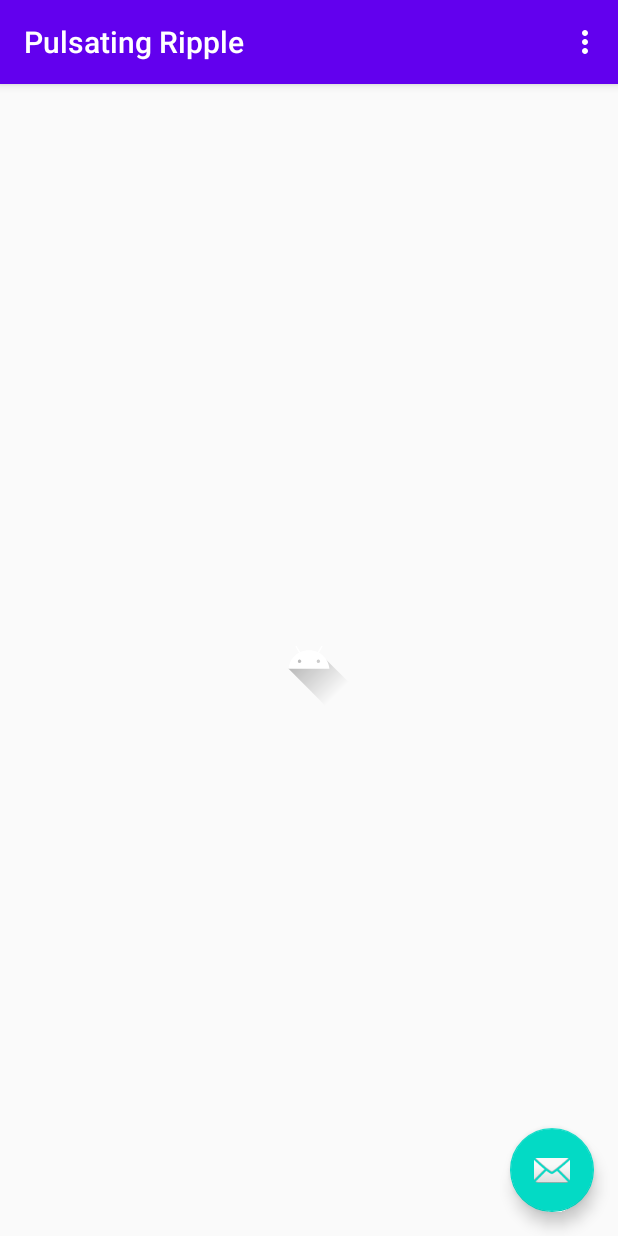
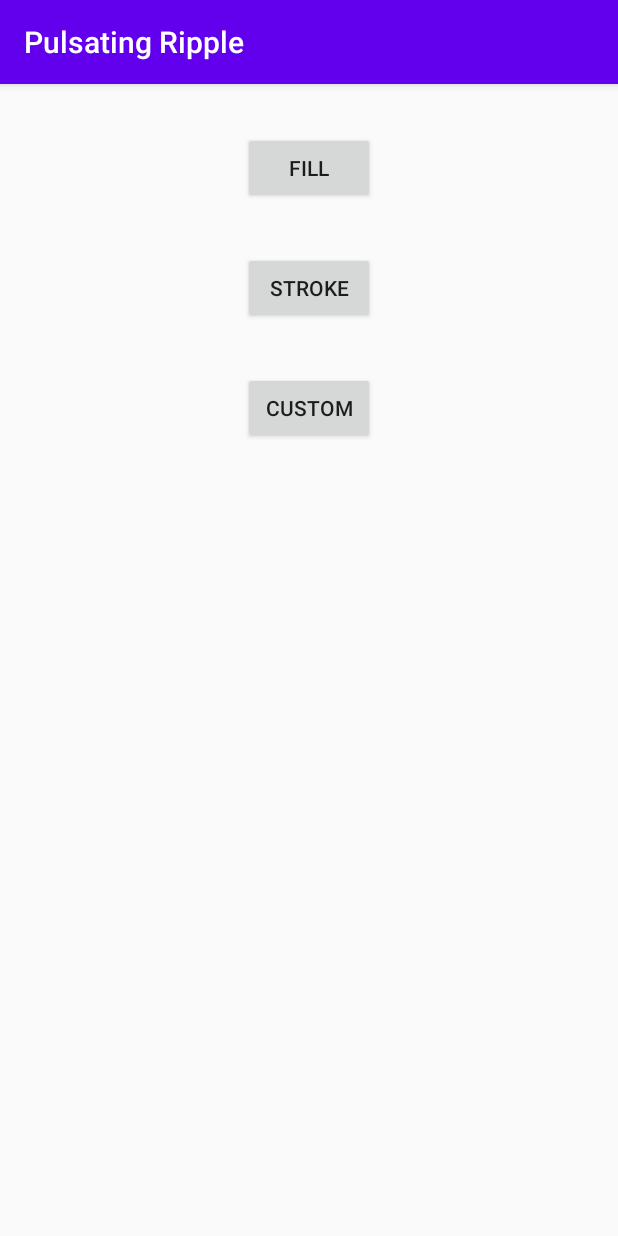
Before and after one commit to invissvenska/Pulsating-Ripple, an Android app: the screen it shows after launch (MainActivity), on a phone screen of 412 x 824 dp. Run offline under Robolectric (Android 15) with nearby library versions, the phone set to English and light mode, and no system bars.

Commit message:
structured samples

```diff
--- a/app/src/main/java/nl/invissvenska/pulsatingripple/FirstFragment.java
+++ /dev/null
@@ -1,76 +0,0 @@
-package nl.invissvenska.pulsatingripple;
-
-import android.animation.Animator;
-import android.animation.AnimatorSet;
-import android.animation.ObjectAnimator;
-import android.os.Bundle;
-import android.os.Handler;
-import android.view.LayoutInflater;
-import android.view.View;
-import android.view.ViewGroup;
-import android.view.animation.AccelerateDecelerateInterpolator;
-import android.widget.ImageView;
-
-import androidx.annotation.NonNull;
-import androidx.fragment.app.Fragment;
-import androidx.navigation.fragment.NavHostFragment;
-
-import java.util.ArrayList;
-
-public class FirstFragment extends Fragment {
-
-    @Override
-    public View onCreateView(
-            LayoutInflater inflater, ViewGroup container,
-            Bundle savedInstanceState
-    ) {
-        // Inflate the layout for this fragment
-        return inflater.inflate(R.layout.fragment_first, container, false);
-    }
-
-    public void onViewCreated(@NonNull View view, Bundle savedInstanceState) {
-        super.onViewCreated(view, savedInstanceState);
-
-//        view.findViewById(R.id.button_first).setOnClickListener(new View.OnClickListener() {
-//            @Override
-//            public void onClick(View view) {
-//                NavHostFragment.findNavController(FirstFragment.this)
-//                        .navigate(R.id.action_FirstFragment_to_SecondFragment);
-//            }
-//        });
-       final PulsatingLayout pl = view.findViewById(R.id.ripple);
-        pl.startRippleAnimation();
-
-//        final Handler handler=new Handler();
-
-
-//        ImageView button=view.findViewById(R.id.centerImage);
-//        button.setOnClickListener(new View.OnClickListener() {
-//            @Override
-//            public void onClick(View view) {
-//                pl.startRippleAnimation();
-//                handler.postDelayed(new Runnable() {
-//                    @Override
-//                    public void run() {
-////                        foundDevice();
-//                    }
-//                },3000);
-//            }
-//        });
-
-    }
-
-//    private void foundDevice(){
-//        AnimatorSet animatorSet = new AnimatorSet();
-//        animatorSet.setDuration(400);
-//        animatorSet.setInterpolator(new AccelerateDecelerateInterpolator());
-//        ArrayList<Animator> animatorList=new ArrayList<Animator>();
-//        ObjectAnimator scaleXAnimator = ObjectAnimator.ofFloat(foundDevice, "ScaleX", 0f, 1.2f, 1f);
-//        animatorList.add(scaleXAnimator);
-//        ObjectAnimator scaleYAnimator = ObjectAnimator.ofFloat(foundDevice, "ScaleY", 0f, 1.2f, 1f);
-//        animatorList.add(scaleYAnimator);
-//        animatorSet.playTogether(animatorList);
-//        foundDevice.setVisibility(View.VISIBLE);
-//        animatorSet.start();
-//    }
-}
--- a/app/src/main/java/nl/invissvenska/pulsatingripple/MainActivity.java
+++ b/app/src/main/java/nl/invissvenska/pulsatingripple/MainActivity.java
@@ -21,36 +21,5 @@ public class MainActivity extends AppCompatActivity {
         setContentView(R.layout.activity_main);
         Toolbar toolbar = findViewById(R.id.toolbar);
         setSupportActionBar(toolbar);
-
-        FloatingActionButton fab = findViewById(R.id.fab);
-        fab.setOnClickListener(new View.OnClickListener() {
-            @Override
-            public void onClick(View view) {
-                Snackbar.make(view, "Replace with your own action", Snackbar.LENGTH_LONG)
-                        .setAction("Action", null).show();
-            }
-        });
-    }
-
-    @Override
-    public boolean onCreateOptionsMenu(Menu menu) {
-        // Inflate the menu; this adds items to the action bar if it is present.
-        getMenuInflater().inflate(R.menu.menu_main, menu);
-        return true;
-    }
-
-    @Override
-    public boolean onOptionsItemSelected(MenuItem item) {
-        // Handle action bar item clicks here. The action bar will
-        // automatically handle clicks on the Home/Up button, so long
-        // as you specify a parent activity in AndroidManifest.xml.
-        int id = item.getItemId();
-
-        //noinspection SimplifiableIfStatement
-        if (id == R.id.action_settings) {
-            return true;
-        }
-
-        return super.onOptionsItemSelected(item);
     }
 }
--- /dev/null
+++ b/app/src/main/java/nl/invissvenska/pulsatingripple/OverviewFragment.java
@@ -0,0 +1,47 @@
+package nl.invissvenska.pulsatingripple;
+
+import android.os.Bundle;
+import android.view.LayoutInflater;
+import android.view.View;
+import android.view.ViewGroup;
+
+import androidx.annotation.NonNull;
+import androidx.fragment.app.Fragment;
+import androidx.navigation.fragment.NavHostFragment;
+
+public class OverviewFragment extends Fragment {
+
+    @Override
+    public View onCreateView(LayoutInflater inflater, ViewGroup container, Bundle savedInstanceState) {
+        return inflater.inflate(R.layout.fragment_overview, container, false);
+    }
+
+    public void onViewCreated(@NonNull View view, Bundle savedInstanceState) {
+        super.onViewCreated(view, savedInstanceState);
+
+        view.findViewById(R.id.sampleFill).setOnClickListener(new View.OnClickListener() {
+            @Override
+            public void onClick(View v) {
+                NavHostFragment.findNavController(OverviewFragment.this)
+                        .navigate(R.id.action_OverviewFragment_to_FillFragment);
+            }
+        });
+
+        view.findViewById(R.id.sampleStroke).setOnClickListener(new View.OnClickListener() {
+            @Override
+            public void onClick(View v) {
+                NavHostFragment.findNavController(OverviewFragment.this)
+                        .navigate(R.id.action_OverviewFragment_to_StrokeFragment);
+            }
+        });
+
+        view.findViewById(R.id.sampleCustom).setOnClickListener(new View.OnClickListener() {
+            @Override
+            public void onClick(View v) {
+                NavHostFragment.findNavController(OverviewFragment.this)
+                        .navigate(R.id.action_OverviewFragment_to_CustomFragment);
+            }
+        });
+
+    }
+}
--- a/app/src/main/res/layout/activity_main.xml
+++ b/app/src/main/res/layout/activity_main.xml
@@ -22,12 +22,4 @@
 
     <include layout="@layout/content_main" />
 
-    <com.google.android.material.floatingactionbutton.FloatingActionButton
-        android:id="@+id/fab"
-        android:layout_width="wrap_content"
-        android:layout_height="wrap_content"
-        android:layout_gravity="bottom|end"
-        android:layout_margin="@dimen/fab_margin"
-        app:srcCompat="@android:drawable/ic_dialog_email" />
-
 </androidx.coordinatorlayout.widget.CoordinatorLayout>
--- a/app/src/main/res/layout/fragment_second.xml
+++ b/app/src/main/res/layout/fragment_overview.xml
@@ -4,24 +4,36 @@
     xmlns:tools="http://schemas.android.com/tools"
     android:layout_width="match_parent"
     android:layout_height="match_parent"
-    tools:context=".SecondFragment">
+    tools:context=".OverviewFragment">
 
-    <TextView
-        android:id="@+id/textview_second"
+    <Button
+        android:id="@+id/sampleFill"
         android:layout_width="wrap_content"
         android:layout_height="wrap_content"
-        app:layout_constraintBottom_toTopOf="@id/button_second"
+        android:layout_marginTop="32dp"
+        android:text="Fill"
         app:layout_constraintEnd_toEndOf="parent"
         app:layout_constraintStart_toStartOf="parent"
         app:layout_constraintTop_toTopOf="parent" />
 
     <Button
-        android:id="@+id/button_second"
+        android:id="@+id/sampleStroke"
         android:layout_width="wrap_content"
         android:layout_height="wrap_content"
-        android:text="@string/previous"
-        app:layout_constraintBottom_toBottomOf="parent"
+        android:layout_marginTop="32dp"
+        android:text="Stroke"
         app:layout_constraintEnd_toEndOf="parent"
         app:layout_constraintStart_toStartOf="parent"
-        app:layout_constraintTop_toBottomOf="@id/textview_second" />
+        app:layout_constraintTop_toBottomOf="@+id/sampleFill" />
+
+    <Button
+        android:id="@+id/sampleCustom"
+        android:layout_width="wrap_content"
+        android:layout_height="wrap_content"
+        android:layout_marginTop="32dp"
+        android:text="Custom"
+        app:layout_constraintEnd_toEndOf="parent"
+        app:layout_constraintStart_toStartOf="parent"
+        app:layout_constraintTop_toBottomOf="@+id/sampleStroke" />
+
 </androidx.constraintlayout.widget.ConstraintLayout>
--- a/app/src/main/res/menu/menu_main.xml
+++ /dev/null
@@ -1,10 +0,0 @@
-<menu xmlns:android="http://schemas.android.com/apk/res/android"
-    xmlns:app="http://schemas.android.com/apk/res-auto"
-    xmlns:tools="http://schemas.android.com/tools"
-    tools:context="nl.invissvenska.pulsatingripple.MainActivity">
-    <item
-        android:id="@+id/action_settings"
-        android:orderInCategory="100"
-        android:title="@string/action_settings"
-        app:showAsAction="never" />
-</menu>
--- a/app/src/main/res/navigation/nav_graph.xml
+++ b/app/src/main/res/navigation/nav_graph.xml
@@ -3,26 +3,43 @@
     xmlns:app="http://schemas.android.com/apk/res-auto"
     xmlns:tools="http://schemas.android.com/tools"
     android:id="@+id/nav_graph"
-    app:startDestination="@id/FirstFragment">
+    app:startDestination="@id/OverviewFragment">
 
     <fragment
-        android:id="@+id/FirstFragment"
-        android:name="nl.invissvenska.pulsatingripple.FirstFragment"
+        android:id="@+id/OverviewFragment"
+        android:name="nl.invissvenska.pulsatingripple.OverviewFragment"
         android:label="@string/first_fragment_label"
-        tools:layout="@layout/fragment_first">
+        tools:layout="@layout/fragment_overview">
 
         <action
-            android:id="@+id/action_FirstFragment_to_SecondFragment"
-            app:destination="@id/SecondFragment" />
+            android:id="@+id/action_OverviewFragment_to_FillFragment"
+            app:destination="@id/FillFragment" />
+        <action
+            android:id="@+id/action_OverviewFragment_to_StrokeFragment"
+            app:destination="@id/StrokeFragment" />
+        <action
+            android:id="@+id/action_OverviewFragment_to_CustomFragment"
+            app:destination="@id/CustomFragment" />
     </fragment>
+
     <fragment
-        android:id="@+id/SecondFragment"
-        android:name="nl.invissvenska.pulsatingripple.SecondFragment"
+        android:id="@+id/FillFragment"
+        android:name="nl.invissvenska.pulsatingripple.FillFragment"
+        android:label="@string/first_fragment_label"
+        tools:layout="@layout/fragment_fill">
+    </fragment>
+
+    <fragment
+        android:id="@+id/StrokeFragment"
+        android:name="nl.invissvenska.pulsatingripple.StrokeFragment"
         android:label="@string/second_fragment_label"
-        tools:layout="@layout/fragment_second">
+        tools:layout="@layout/fragment_stroke">
+    </fragment>
 
-        <action
-            android:id="@+id/action_SecondFragment_to_FirstFragment"
-            app:destination="@id/FirstFragment" />
+    <fragment
+        android:id="@+id/CustomFragment"
+        android:name="nl.invissvenska.pulsatingripple.CustomFragment"
+        android:label="@string/second_fragment_label"
+        tools:layout="@layout/fragment_custom">
     </fragment>
 </navigation>
```
Also changed, not shown: app/src/main/java/nl/invissvenska/pulsatingripple/CustomFragment.java (added, +39 -0 lines), app/src/main/java/nl/invissvenska/pulsatingripple/FillFragment.java (added, +24 -0 lines), app/src/main/java/nl/invissvenska/pulsatingripple/SecondFragment.java (deleted, +0 -34 lines), app/src/main/java/nl/invissvenska/pulsatingripple/StrokeFragment.java (added, +24 -0 lines), app/src/main/res/layout/fragment_custom.xml (renamed from app/src/main/res/layout/fragment_first.xml, +23 -2 lines), app/src/main/res/layout/fragment_fill.xml (added, +22 -0 lines), app/src/main/res/layout/fragment_stroke.xml (added, +29 -0 lines).
